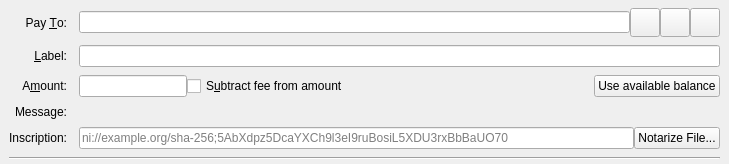
This is src/qt/forms/sendcoinsentry.ui in gjhiggins/vcoincore as Qt 5 draws it before an edit. The edited form follows.
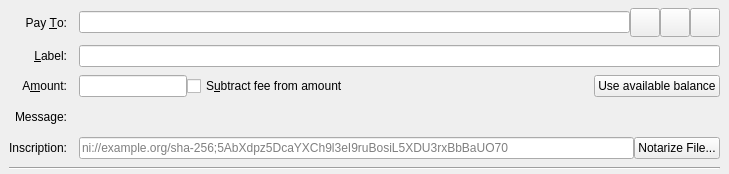
This is the edited form. Icons and pictures are not drawn. Custom widgets are drawn as their Qt base class.

Commit message: make room for inscription

Patch:
```diff
--- a/src/qt/forms/sendcoinsentry.ui
+++ b/src/qt/forms/sendcoinsentry.ui
@@ -7,7 +7,7 @@
     <x>0</x>
     <y>0</y>
     <width>729</width>
-    <height>150</height>
+    <height>174</height>
    </rect>
   </property>
   <property name="focusPolicy">
```
Left out of the diff: 7 changed lines with no effect on the pictures.
